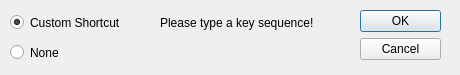
Above: source/VIEW/DIALOGS/editSingleShortcut.ui from BALL-Project/ball before the change. Below: the same form after it.
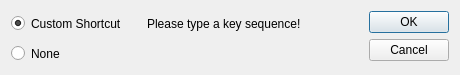
That is the form after the change.

Commit message:
Some work on the shortcut dialog
There are still some glitches and the shortcuts are still
not saved when quiting. Otherwise it looks quite good :-)

```diff
--- a/source/VIEW/DIALOGS/editSingleShortcut.ui
+++ b/source/VIEW/DIALOGS/editSingleShortcut.ui
@@ -28,78 +28,16 @@
   <property name="windowTitle">
    <string>Customize shortcut</string>
   </property>
-  <widget class="QRadioButton" name="none_button">
-   <property name="geometry">
-    <rect>
-     <x>10</x>
-     <y>40</y>
-     <width>100</width>
-     <height>25</height>
-    </rect>
+  <layout class="QHBoxLayout" name="horizontalLayout_3">
+   <property name="sizeConstraint">
+    <enum>QLayout::SetNoConstraint</enum>
    </property>
-   <property name="minimumSize">
-    <size>
-     <width>25</width>
-     <height>25</height>
-    </size>
-   </property>
-   <property name="text">
-    <string>None</string>
-   </property>
-  </widget>
-  <widget class="QDialogButtonBox" name="buttonBox">
-   <property name="geometry">
-    <rect>
-     <x>360</x>
-     <y>10</y>
-     <width>81</width>
-     <height>61</height>
-    </rect>
-   </property>
-   <property name="orientation">
-    <enum>Qt::Vertical</enum>
-   </property>
-   <property name="standardButtons">
-    <set>QDialogButtonBox::Cancel|QDialogButtonBox::Ok</set>
-   </property>
-  </widget>
-  <widget class="QLabel" name="new_shortcut_label">
-   <property name="geometry">
-    <rect>
-     <x>160</x>
-     <y>10</y>
-     <width>180</width>
-     <height>25</height>
-    </rect>
-   </property>
-   <property name="minimumSize">
-    <size>
-     <width>180</width>
-     <height>25</height>
-    </size>
-   </property>
-   <property name="toolTip">
-    <string>Define a customized shortcut by pressing the correspoding keys</string>
-   </property>
-   <property name="statusTip">
-    <string>Define a customized shortcut by pressing the correspoding keys</string>
-   </property>
-   <property name="whatsThis">
-    <string>Dialog for defining customized shortcuts.</string>
-   </property>
-   <property name="text">
-    <string>Please type a key sequence!</string>
-   </property>
-  </widget>
+   <item>
+    <layout class="QVBoxLayout" name="verticalLayout">
+     <item>
+      <layout class="QHBoxLayout" name="horizontalLayout_2">
+       <item>
   <widget class="QRadioButton" name="customize_button">
-   <property name="geometry">
-    <rect>
-     <x>10</x>
-     <y>10</y>
-     <width>130</width>
-     <height>25</height>
-    </rect>
-   </property>
    <property name="minimumSize">
     <size>
      <width>130</width>
@@ -113,17 +51,50 @@
     <bool>true</bool>
    </property>
   </widget>
-  <widget class="QLabel" name="error_label" >
-   <property name="geometry" >
-    <rect>
-     <x>160</x>
-     <y>30</y>
+       </item>
+       <item>
+        <widget class="QLabel" name="new_shortcut_label">
+         <property name="minimumSize">
+          <size>
      <width>180</width>
      <height>25</height>
-    </rect>
-   </property>
-   <property name="minimumSize" >
+          </size>
+         </property>
+         <property name="toolTip">
+          <string>Define a customized shortcut by pressing the correspoding keys</string>
+         </property>
+         <property name="statusTip">
+          <string>Define a customized shortcut by pressing the correspoding keys</string>
+         </property>
+         <property name="whatsThis">
+          <string>Dialog for defining customized shortcuts.</string>
+         </property>
+         <property name="text">
+          <string>Please type a key sequence!</string>
+         </property>
+        </widget>
+       </item>
+      </layout>
+     </item>
+     <item>
+      <layout class="QHBoxLayout" name="horizontalLayout">
+       <item>
+        <widget class="QRadioButton" name="none_button">
+         <property name="minimumSize">
     <size>
+           <width>25</width>
+           <height>25</height>
+          </size>
+         </property>
+         <property name="text">
+          <string>None</string>
+         </property>
+        </widget>
+       </item>
+       <item>
+        <widget class="QLabel" name="error_label">
+         <property name="minimumSize">
+          <size>
      <width>180</width>
      <height>25</height>
     </size>
@@ -143,10 +114,36 @@
    <property name="whatsThis" >
     <string/>
    </property>
-   <property name="text" >
-    <string> </string>
-   </property>
-  </widget>
+        </widget>
+       </item>
+      </layout>
+     </item>
+    </layout>
+   </item>
+   <item>
+    <spacer name="horizontalSpacer">
+     <property name="orientation">
+      <enum>Qt::Horizontal</enum>
+     </property>
+     <property name="sizeHint" stdset="0">
+      <size>
+       <width>53</width>
+       <height>20</height>
+      </size>
+     </property>
+    </spacer>
+   </item>
+   <item>
+    <widget class="QDialogButtonBox" name="buttonBox">
+     <property name="orientation">
+      <enum>Qt::Vertical</enum>
+     </property>
+     <property name="standardButtons">
+      <set>QDialogButtonBox::Cancel|QDialogButtonBox::Ok</set>
+     </property>
+    </widget>
+   </item>
+  </layout>
  </widget>
  <resources/>
  <connections/>
```
Left out of the diff: 13 changed lines with no effect on the pictures. Lines whose indentation alone changed are shown as unchanged. The commit also changes 10 other files.
